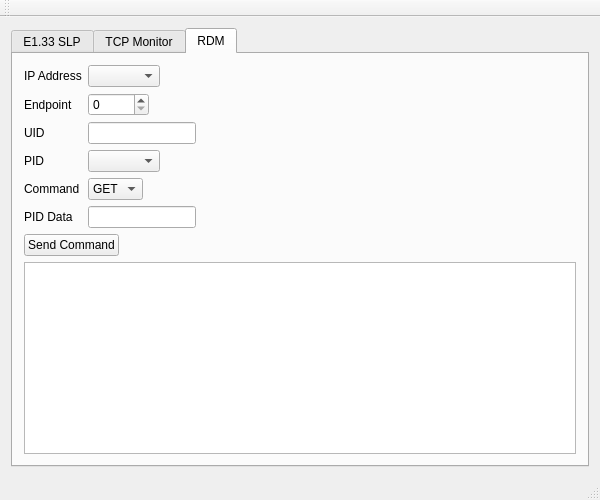
First picture: the form in mainwindow.ui, repository nomis52/e133-ui, before the edit.
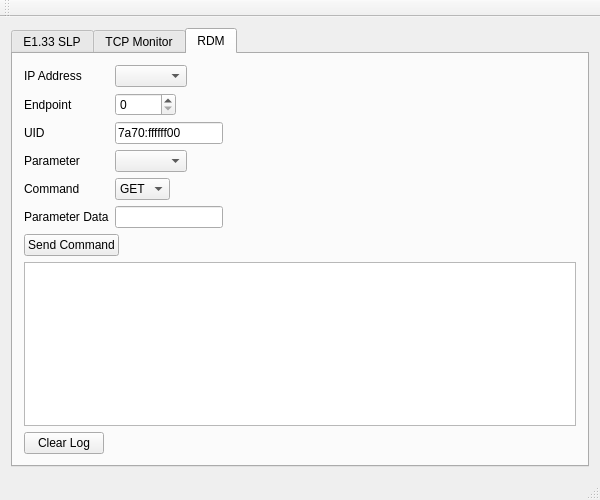
Second picture: the form after the edit. The open tabs and pages were chosen to show the change.

Diff of the .ui file:
```diff
--- a/mainwindow.ui
+++ b/mainwindow.ui
@@ -169,7 +169,7 @@
            </widget>
           </item>
           <item>
-           <widget class="QPushButton" name="pushButton">
+           <widget class="QPushButton" name="slpDiscoveryButton">
             <property name="sizePolicy">
              <sizepolicy hsizetype="Fixed" vsizetype="Fixed">
               <horstretch>0</horstretch>
@@ -248,7 +248,10 @@
         </item>
        </layout>
       </widget>
-      <widget class="QWidget" name="tab">
+      <widget class="QWidget" name="RDMTab">
+       <property name="layoutDirection">
+        <enum>Qt::LeftToRight</enum>
+       </property>
        <attribute name="title">
         <string>RDM</string>
        </attribute>
@@ -300,12 +303,16 @@
            </widget>
           </item>
           <item row="2" column="1">
-           <widget class="QLineEdit" name="lineEdit"/>
+           <widget class="QLineEdit" name="uidInput">
+            <property name="text">
+             <string>7a70:ffffff00</string>
+            </property>
+           </widget>
           </item>
           <item row="3" column="0">
            <widget class="QLabel" name="label_11">
             <property name="text">
-             <string>PID</string>
+             <string>Parameter</string>
             </property>
            </widget>
           </item>
@@ -315,15 +322,15 @@
           <item row="5" column="0">
            <widget class="QLabel" name="label_12">
             <property name="text">
-             <string>PID Data</string>
+             <string>Parameter Data</string>
             </property>
            </widget>
           </item>
           <item row="5" column="1">
            <widget class="QLineEdit" name="lineEdit_2">
             <property name="sizePolicy">
-             <sizepolicy hsizetype="Expanding" vsizetype="Fixed">
-              <horstretch>0</horstretch>
+             <sizepolicy hsizetype="Fixed" vsizetype="Fixed">
+              <horstretch>5</horstretch>
               <verstretch>0</verstretch>
              </sizepolicy>
             </property>
@@ -369,12 +376,36 @@
          </widget>
         </item>
         <item>
-         <widget class="QPlainTextEdit" name="plainTextEdit">
+         <widget class="QPlainTextEdit" name="UDPLog">
+          <property name="font">
+           <font>
+            <family>Courier New</family>
+            <pointsize>14</pointsize>
+            <weight>50</weight>
+            <bold>false</bold>
+           </font>
+          </property>
           <property name="readOnly">
            <bool>true</bool>
           </property>
          </widget>
         </item>
+        <item>
+         <widget class="QPushButton" name="pushButton">
+          <property name="sizePolicy">
+           <sizepolicy hsizetype="Fixed" vsizetype="Fixed">
+            <horstretch>0</horstretch>
+            <verstretch>0</verstretch>
+           </sizepolicy>
+          </property>
+          <property name="layoutDirection">
+           <enum>Qt::LeftToRight</enum>
+          </property>
+          <property name="text">
+           <string>Clear Log</string>
+          </property>
+         </widget>
+        </item>
        </layout>
       </widget>
      </widget>
```
Left out of the diff: 13 changed lines with no effect on the pictures.
